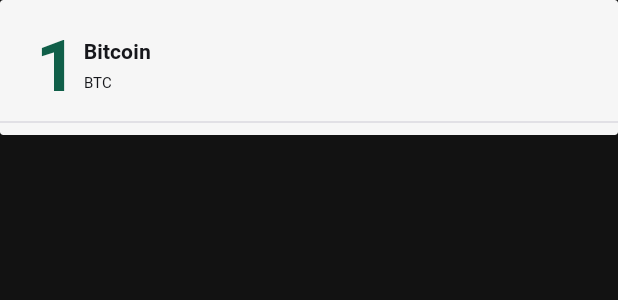
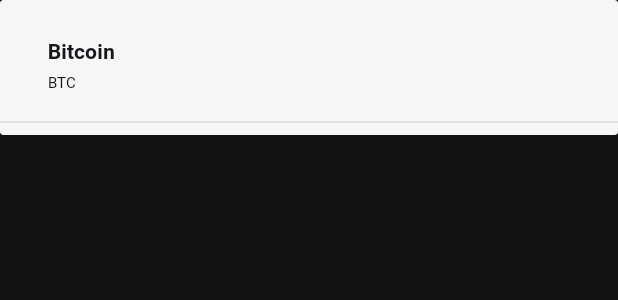
Before and after one commit to skreep1/CoinApp, an Android app: the layout item_row.xml on its own in the app's theme, with its tools: preview values and no code run, on a phone screen of 412 x 824 dp. Shown: the top 300 px of the screen. Run offline under Robolectric (Android 15) with nearby library versions, the phone set to English and light mode, and no system bars.

Commit message:
Исправлены ошибки и дизайн

```diff
--- a/app/src/main/java/com/skreep/coin/Interface/RetrofitServices.kt
+++ b/app/src/main/java/com/skreep/coin/Interface/RetrofitServices.kt
@@ -8,4 +8,7 @@ interface RetrofitServices {
 
     @GET("coins")
     fun getCoinList(): Call<List<CoinModel>>
+
+
+
 }
--- a/app/src/main/java/com/skreep/coin/model/CoinModel.kt
+++ b/app/src/main/java/com/skreep/coin/model/CoinModel.kt
@@ -10,7 +10,4 @@ data class CoinModel(
     @SerializedName("symbol")
     var symbol: String,
 
-    @SerializedName("rank")
-    var rank: String
-
-)
+    )
--- a/app/src/main/res/layout/item_row.xml
+++ b/app/src/main/res/layout/item_row.xml
@@ -26,20 +26,6 @@
 
             </View>
 
-            <TextView
-                android:id="@+id/rank_tv"
-                android:layout_width="wrap_content"
-                android:layout_height="wrap_content"
-                android:layout_marginStart="24dp"
-                android:layout_marginBottom="16dp"
-                android:fontFamily="@font/roboto_bold"
-                android:text="1"
-                android:textColor="@color/green"
-                android:textSize="48dp"
-                app:layout_constraintBottom_toBottomOf="parent"
-                app:layout_constraintStart_toStartOf="parent">
-
-            </TextView>
 
             <TextView
                 android:id="@+id/name_tv"
@@ -51,7 +37,7 @@
                 android:text="Bitcoin"
                 android:textColor="@color/dark"
                 android:textSize="14sp"
-                app:layout_constraintStart_toStartOf="@+id/rank_tv"
+                app:layout_constraintStart_toStartOf="parent"
                 app:layout_constraintTop_toTopOf="parent"
                 tools:ignore="InvalidId">
 
@@ -67,11 +53,13 @@
                 android:text="BTC"
                 android:textColor="@color/dark"
                 android:textSize="10sp"
-                app:layout_constraintStart_toStartOf="@+id/rank_tv"
+                app:layout_constraintStart_toStartOf="parent"
                 app:layout_constraintTop_toTopOf="@+id/name_tv">
 
 
             </TextView>
+
+
 
         </androidx.constraintlayout.widget.ConstraintLayout>
     </androidx.cardview.widget.CardView>
```
Also changed, not shown: app/src/main/java/com/skreep/coin/MainActivity.kt (+4 -4 lines), app/src/main/java/com/skreep/coin/adapter/MainAdapter.kt (+3 -5 lines).
